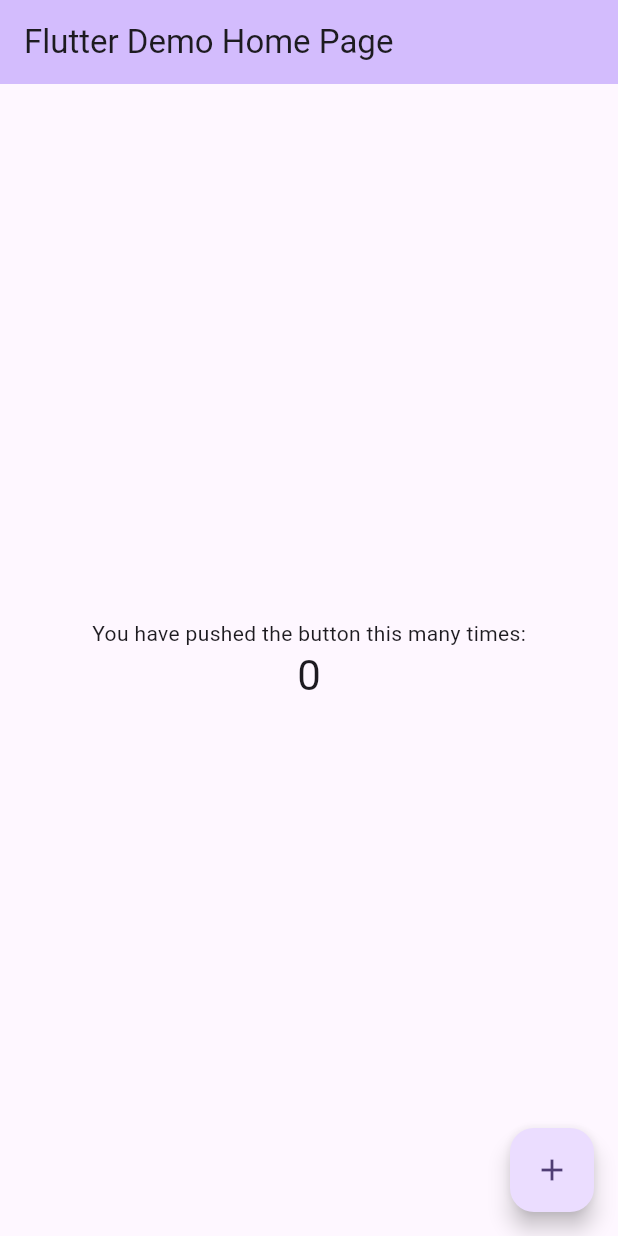
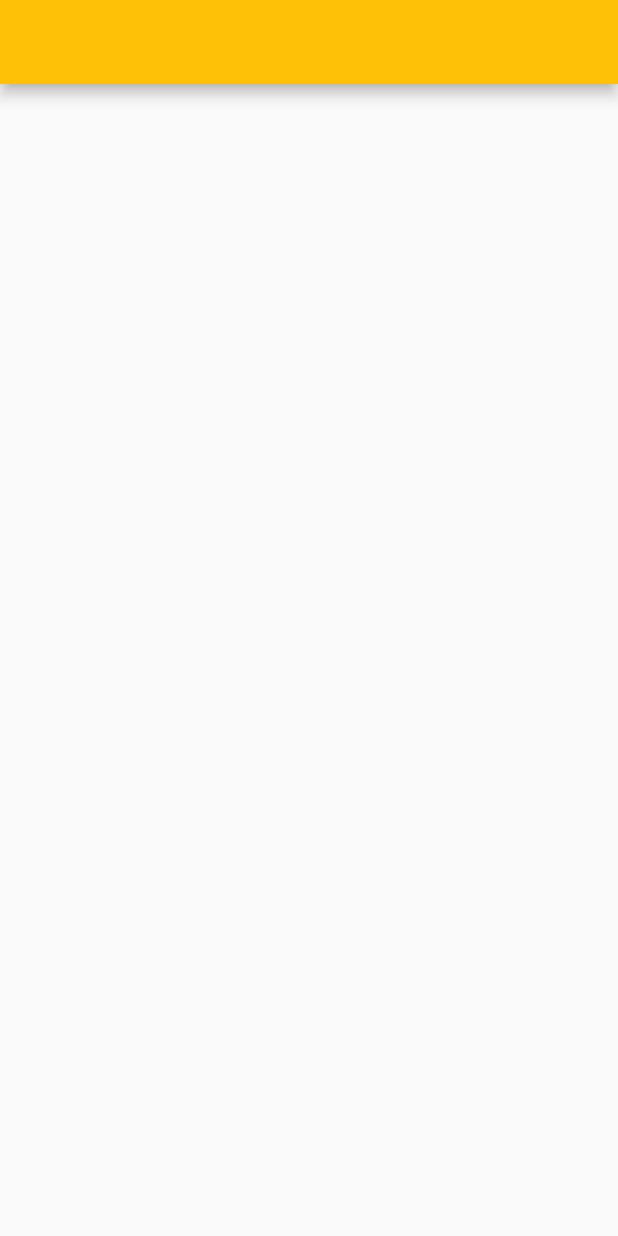
Before and after one commit to NicolajBP/P5Flutter, a Flutter app: the screen it shows after launch, on a phone screen of 412 x 824 dp. Run offline on Flutter 3.47's test engine with Material 2 defaults, Android fonts, the phone set to English and light mode, and no system bars.

Commit message:
Tilføjet AppBar til tom app

```diff
--- a/lib/main.dart
+++ b/lib/main.dart
@@ -1,4 +1,7 @@
 import 'package:flutter/material.dart';
+
+// I Flutter starter alle widgets med stort forbogstav (det er basically klasser)
+// Widgets kan have argumenter som tager endnu en widget som input
 
 void main() {
   runApp(const MyApp());
@@ -7,119 +10,32 @@ void main() {
 class MyApp extends StatelessWidget {
   const MyApp({super.key});
 
-  // This widget is the root of your application.
   @override
   Widget build(BuildContext context) {
     return MaterialApp(
-      title: 'Flutter Demo',
+      debugShowCheckedModeBanner: false, // Tilføjer eller fjerner en "debug" ribbon i højre hjørne
       theme: ThemeData(
-        // This is the theme of your application.
-        //
-        // TRY THIS: Try running your application with "flutter run". You'll see
-        // the application has a blue toolbar. Then, without quitting the app,
-        // try changing the seedColor in the colorScheme below to Colors.green
-        // and then invoke "hot reload" (save your changes or press the "hot
-        // reload" button in a Flutter-supported IDE, or press "r" if you used
-        // the command line to start the app).
-        //
-        // Notice that the counter didn't reset back to zero; the application
-        // state is not lost during the reload. To reset the state, use hot
-        // restart instead.
-        //
-        // This works for code too, not just values: Most code changes can be
-        // tested with just a hot reload.
-        colorScheme: ColorScheme.fromSeed(seedColor: Colors.deepPurple),
-        useMaterial3: true,
+        primarySwatch: Colors.amber
       ),
-      home: const MyHomePage(title: 'Flutter Demo Home Page'),
+      home: const RootPage(),
+
     );
   }
 }
 
-class MyHomePage extends StatefulWidget {
-  const MyHomePage({super.key, required this.title});
-
-  // This widget is the home page of your application. It is stateful, meaning
-  // that it has a State object (defined below) that contains fields that affect
-  // how it looks.
-
-  // This class is the configuration for the state. It holds the values (in this
-  // case the title) provided by the parent (in this case the App widget) and
-  // used by the build method of the State. Fields in a Widget subclass are
-  // always marked "final".
-
-  final String title;
+class RootPage extends StatefulWidget { // Stateful widget gør at UI kan opdateres når brugeren interagerer med skærmen
+  const RootPage({super.key});
 
   @override
-  State<MyHomePage> createState() => _MyHomePageState();
+  State<RootPage> createState() => _RootPageState();
 }
 
-class _MyHomePageState extends State<MyHomePage> {
-  int _counter = 0;
-
-  void _incrementCounter() {
-    setState(() {
-      // This call to setState tells the Flutter framework that something has
-      // changed in this State, which causes it to rerun the build method below
-      // so that the display can reflect the updated values. If we changed
-      // _counter without calling setState(), then the build method would not be
-      // called again, and so nothing would appear to happen.
-      _counter=_counter+2;
-    });
-  }
-
+class _RootPageState extends State<RootPage> {
   @override
   Widget build(BuildContext context) {
-    // This method is rerun every time setState is called, for instance as done
-    // by the _incrementCounter method above.
-    //
-    // The Flutter framework has been optimized to make rerunning build methods
-    // fast, so that you can just rebuild anything that needs updating rather
-    // than having to individually change instances of widgets.
-    return Scaffold(
-      appBar: AppBar(
-        // TRY THIS: Try changing the color here to a specific color (to
-        // Colors.amber, perhaps?) and trigger a hot reload to see the AppBar
-        // change color while the other colors stay the same.
-        backgroundColor: Theme.of(context).colorScheme.inversePrimary,
-        // Here we take the value from the MyHomePage object that was created by
-        // the App.build method, and use it to set our appbar title.
-        title: Text(widget.title),
-      ),
-      body: Center(
-        // Center is a layout widget. It takes a single child and positions it
-        // in the middle of the parent.
-        child: Column(
-          // Column is also a layout widget. It takes a list of children and
-          // arranges them vertically. By default, it sizes itself to fit its
-          // children horizontally, and tries to be as tall as its parent.
-          //
-          // Column has various properties to control how it sizes itself and
-          // how it positions its children. Here we use mainAxisAlignment to
-          // center the children vertically; the main axis here is the vertical
-          // axis because Columns are vertical (the cross axis would be
-          // horizontal).
-          //
-          // TRY THIS: Invoke "debug painting" (choose the "Toggle Debug Paint"
-          // action in the IDE, or press "p" in the console), to see the
-          // wireframe for each widget.
-          mainAxisAlignment: MainAxisAlignment.center,
-          children: <Widget>[
-            const Text(
-              'You have pushed the button this many times:',
-            ),
-            Text(
-              '$_counter',
-              style: Theme.of(context).textTheme.headlineMedium,
-            ),
-          ],
-        ),
-      ),
-      floatingActionButton: FloatingActionButton(
-        onPressed: _incrementCounter,
-        tooltip: 'Increment',
-        child: const Icon(Icons.add),
-      ), // This trailing comma makes auto-formatting nicer for build methods.
+    return Scaffold( // Scaffold indeholder app bar, body og navigation bar
+    appBar: AppBar(), // App bar er den øverste menu vi kan se i appen
+
     );
   }
 }
```
